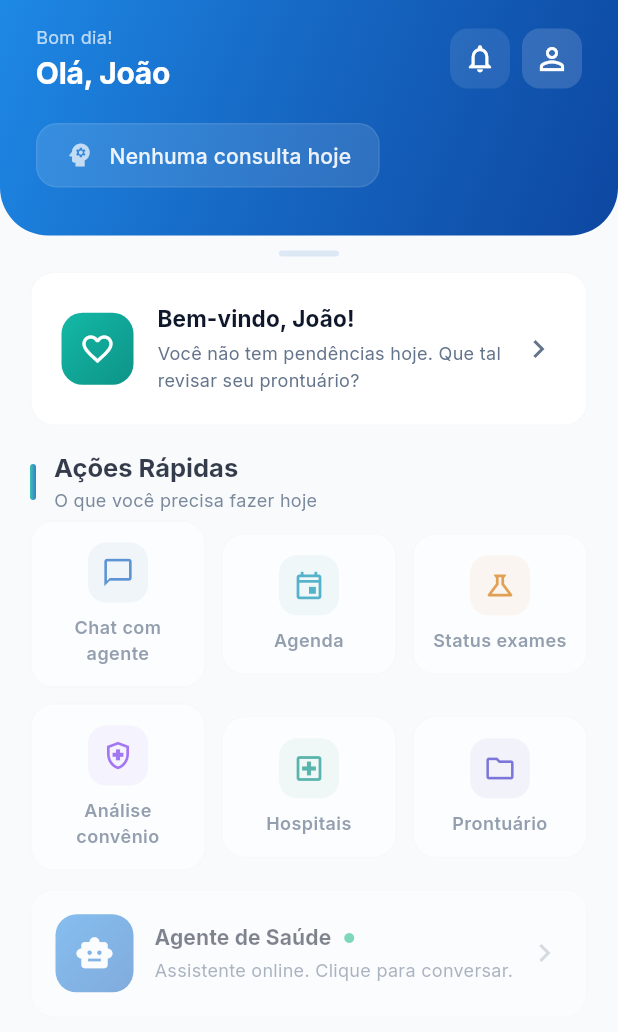
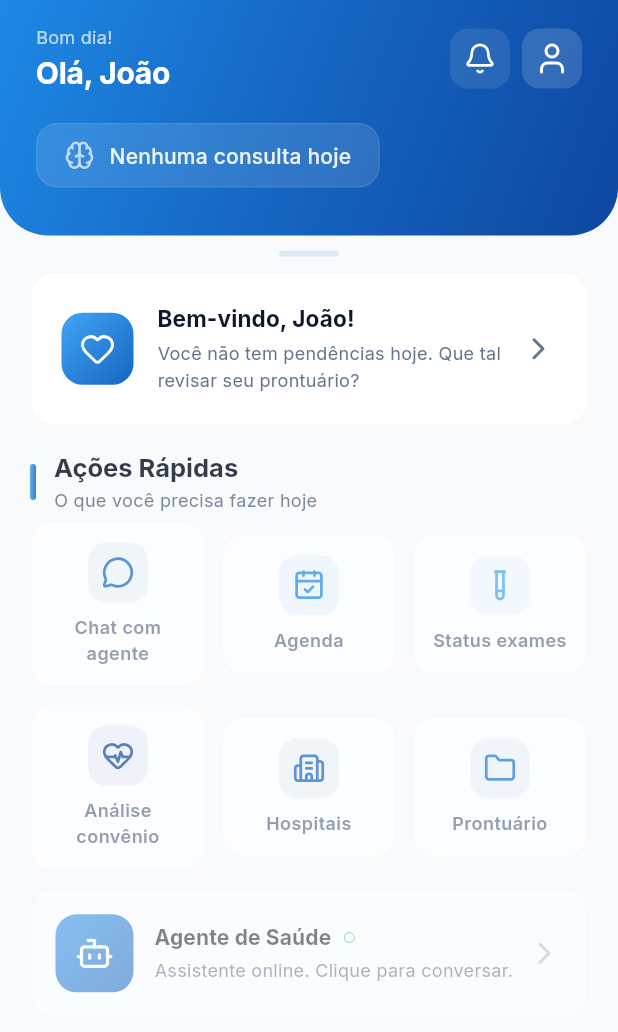
Before and after one commit to GUILHERME-LA/zello-mobile, a Flutter app: the screen it shows once a user with an empty profile is signed in, on a phone screen of 412 x 824 dp. Shown: the top 1032 px of the screen. Run offline on Flutter 3.47's test engine with Material 3 defaults, Android fonts, the phone set to English and light mode, and no system bars; our stand-ins replace dio, file_picker, flutter_local_notifications, flutter_riverpod, go_router, google_fonts and 4 more; accounts and stored records are empty.

Commit message:
feat: lucide_icons em toda HomeScreen + palette puramente azul e branco
BREAKING: palette unificada — ZelloColors.accent mudou de teal para azul,
ZelloGradients.accentGradient e sectionBar agora sao azuis.

HomeScreen:
- Todos os icones Material Icons substituidos por LucideIcons
- Quick actions e Health overview: cores unificadas na paleta azul
  (primary, primaryLight, primaryDark, primaryLighter)
- Nada de verde, amber, purple, teal, indigo — apenas azul e branco
- ZelloColors: psychology agora e azul (nao roxo), accent e azul (nao teal)
- LucideIcons adicionado as dependencias

```diff
--- a/zello_app/lib/features/patient/home/screens/home_screen.dart
+++ b/zello_app/lib/features/patient/home/screens/home_screen.dart
@@ -1,6 +1,7 @@
 import 'package:flutter/material.dart';
 import 'package:flutter_riverpod/flutter_riverpod.dart';
 import 'package:go_router/go_router.dart';
+import 'package:lucide_icons/lucide_icons.dart';
 import 'package:zello_shared/zello_shared.dart';
 
 // ─────────────────────────────────────────────────────────────
@@ -244,8 +245,8 @@ class _Header extends StatelessWidget {
               ),
               Row(
                 children: [
-                  _HeaderIconButton(
-                    icon: Icons.notifications_outlined,
+                    _HeaderIconButton(
+                    icon: LucideIcons.bell,
                     onTap: () => _showNotifications(context),
                   ),
                   const SizedBox(width: 8),
@@ -259,7 +260,7 @@ class _Header extends StatelessWidget {
                         borderRadius: BorderRadius.circular(12),
                       ),
                       child: const Icon(
-                        Icons.person_outline,
+                        LucideIcons.user,
                         color: Colors.white,
                       ),
                     ),
@@ -283,7 +284,7 @@ class _Header extends StatelessWidget {
             child: Row(
               mainAxisSize: MainAxisSize.min,
               children: [
-                Icon(Icons.psychology,
+                Icon(LucideIcons.brain,
                     color: Colors.white.withAlpha(179), size: 20),
                 const SizedBox(width: 10),
                 Text(
@@ -341,13 +342,13 @@ class _Header extends StatelessWidget {
                       ),
             ),
             const SizedBox(height: 16),
-            _notifItem(context, Icons.calendar_today,
+            _notifItem(context, LucideIcons.calendar,
                 'Consulta amanhã às 14:30', 'Dr. Carlos Silva - Cardiologia'),
             const SizedBox(height: 12),
-            _notifItem(context, Icons.medication, 'Hora do Losartana 50mg',
+            _notifItem(context, LucideIcons.pill, 'Hora do Losartana 50mg',
                 'Próxima dose em 30 min'),
             const SizedBox(height: 12),
-            _notifItem(context, Icons.science, 'Exame disponível',
+            _notifItem(context, LucideIcons.flaskConical, 'Exame disponível',
                 'Hemograma completo'),
           ],
         ),
@@ -442,7 +443,7 @@ class _EmptyWelcome extends StatelessWidget {
                 gradient: ZelloGradients.accentGradient,
                 borderRadius: BorderRadius.circular(14),
               ),
-              child: const Icon(Icons.favorite_outline,
+              child: const Icon(LucideIcons.heart,
                   color: Colors.white, size: 24),
             ),
             const SizedBox(width: 16),
@@ -467,7 +468,7 @@ class _EmptyWelcome extends StatelessWidget {
                 ],
               ),
             ),
-            Icon(Icons.chevron_right,
+            Icon(LucideIcons.chevronRight,
                 color: cs.onSurfaceVariant),
           ],
         ),
@@ -500,7 +501,7 @@ class _HealthOverview extends StatelessWidget {
             child: AnimatedCard(
               onTap: () => context.push('/medications'),
               child: _IndicatorContent(
-                icon: Icons.medication,
+                icon: LucideIcons.pill,
                 iconColor: Theme.of(context).colorScheme.primary,
                 iconBgColor:
                     Theme.of(context).colorScheme.primary.withAlpha(25),
@@ -515,9 +516,9 @@ class _HealthOverview extends StatelessWidget {
             child: AnimatedCard(
               onTap: () => context.push('/exams'),
               child: _IndicatorContent(
-                icon: Icons.science,
-                iconColor: const Color(0xFF10B981),
-                iconBgColor: const Color(0xFF10B981).withAlpha(25),
+                icon: LucideIcons.flaskConical,
+                iconColor: const Color(0xFF42A5F5),
+                iconBgColor: const Color(0xFF42A5F5).withAlpha(25),
                 count: examCount,
                 label: 'Exame${examCount == 1 ? '' : 'ns'}',
                 sublabel: examCount == 1 ? 'disponível' : 'disponíveis',
@@ -529,9 +530,9 @@ class _HealthOverview extends StatelessWidget {
             child: AnimatedCard(
               onTap: () => context.push('/consultations'),
               child: _IndicatorContent(
-                icon: Icons.calendar_today,
-                iconColor: const Color(0xFFF59E0B),
-                iconBgColor: const Color(0xFFF59E0B).withAlpha(25),
+                icon: LucideIcons.calendar,
+                iconColor: const Color(0xFF0D47A1),
+                iconBgColor: const Color(0xFF0D47A1).withAlpha(25),
                 count: consultCount,
                 label: 'Consulta${consultCount == 1 ? '' : 's'}',
                 sublabel: consultCount == 1 ? 'agendada' : 'agendadas',
@@ -632,7 +633,7 @@ class _QuickActionsGrid extends StatelessWidget {
             children: [
               Expanded(
                 child: _QuickActionButton(
-                  icon: Icons.chat_bubble_outline,
+                  icon: LucideIcons.messageCircle,
                   label: 'Chat com agente',
                   color: Theme.of(context).colorScheme.primary,
                   bgColor:
@@ -643,20 +644,20 @@ class _QuickActionsGrid extends StatelessWidget {
               const SizedBox(width: 10),
               Expanded(
                 child: _QuickActionButton(
-                  icon: Icons.event_outlined,
+                  icon: LucideIcons.calendarCheck,
                   label: 'Agenda',
-                  color: const Color(0xFF0891B2),
-                  bgColor: const Color(0xFF0891B2).withAlpha(20),
+                  color: const Color(0xFF1E88E5),
+                  bgColor: const Color(0xFF1E88E5).withAlpha(20),
                   onTap: () => context.push('/agenda'),
                 ),
               ),
               const SizedBox(width: 10),
               Expanded(
                 child: _QuickActionButton(
-                  icon: Icons.science_outlined,
+                  icon: LucideIcons.testTube,
                   label: 'Status exames',
-                  color: const Color(0xFFD97706),
-                  bgColor: const Color(0xFFD97706).withAlpha(20),
+                  color: const Color(0xFF42A5F5),
+                  bgColor: const Color(0xFF42A5F5).withAlpha(20),
                   onTap: () => context.push('/exam-status'),
                 ),
               ),
@@ -667,30 +668,30 @@ class _QuickActionsGrid extends StatelessWidget {
             children: [
               Expanded(
                 child: _QuickActionButton(
-                  icon: Icons.health_and_safety_outlined,
+                  icon: LucideIcons.heartPulse,
                   label: 'Análise convênio',
-                  color: const Color(0xFF7C3AED),
-                  bgColor: const Color(0xFF7C3AED).withAlpha(20),
+                  color: const Color(0xFF0D47A1),
+                  bgColor: const Color(0xFF0D47A1).withAlpha(20),
                   onTap: () => context.push('/convenio'),
                 ),
               ),
               const SizedBox(width: 10),
               Expanded(
                 child: _QuickActionButton(
-                  icon: Icons.local_hospital_outlined,
+                  icon: LucideIcons.building2,
                   label: 'Hospitais',
-                  color: const Color(0xFF0D9488),
-                  bgColor: const Color(0xFF0D9488).withAlpha(20),
+                  color: const Color(0xFF1565C0),
+                  bgColor: const Color(0xFF1565C0).withAlpha(20),
                   onTap: () => context.push('/hospitals'),
                 ),
               ),
               const SizedBox(width: 10),
               Expanded(
                 child: _QuickActionButton(
-                  icon: Icons.folder_outlined,
+                  icon: LucideIcons.folder,
                   label: 'Prontuário',
-                  color: const Color(0xFF4338CA),
-                  bgColor: const Color(0xFF4338CA).withAlpha(20),
+                  color: const Color(0xFF1976D2),
+                  bgColor: const Color(0xFF1976D2).withAlpha(20),
                   onTap: () => context.push('/prontuario'),
                 ),
               ),
@@ -772,7 +773,7 @@ class _AgentCard extends StatelessWidget {
                 gradient: ZelloGradients.avatar,
                 borderRadius: BorderRadius.circular(14),
               ),
-              child: const Icon(Icons.smart_toy,
+              child: const Icon(LucideIcons.bot,
                   color: Colors.white, size: 26),
             ),
             const SizedBox(width: 14),
@@ -790,7 +791,7 @@ class _AgentCard extends StatelessWidget {
                                 ),
                       ),
                       const SizedBox(width: 8),
-                      Icon(Icons.circle,
+                      Icon(LucideIcons.circle,
                           size: 8, color: ZelloColors.online),
                     ],
                   ),
@@ -804,7 +805,7 @@ class _AgentCard extends StatelessWidget {
                 ],
               ),
             ),
-            Icon(Icons.chevron_right,
+            Icon(LucideIcons.chevronRight,
                 color: cs.onSurfaceVariant.withAlpha(120)),
           ],
         ),
--- a/zello_shared/lib/core/theme/zello_theme.dart
+++ b/zello_shared/lib/core/theme/zello_theme.dart
@@ -57,10 +57,10 @@ class ZelloColors {
   static const primaryLight = Color(0xFF1E88E5);
   static const primaryLighter = Color(0xFF42A5F5);
 
-  // ── Accent (Teal) ─────────────────────────────────────
-  static const accent = Color(0xFF14B8A6);
-  static const accentLight = Color(0xFF5EEAD4);
-  static const accentDark = Color(0xFF0D9488);
+  // ── Accent (Blue) ─────────────────────────────────────
+  static const accent = Color(0xFF42A5F5);
+  static const accentLight = Color(0xFFBBDEFB);
+  static const accentDark = Color(0xFF1565C0);
 
   // ── Surfaces (Light) ──────────────────────────────────
   static const background = Color(0xFFF8FAFC);
@@ -100,8 +100,8 @@ class ZelloColors {
 
   // ── Specialty ─────────────────────────────────────────
   static const medical = Color(0xFF3B82F6);
-  static const psychology = Color(0xFF8B5CF6);
-  static const psychologyLight = Color(0xFFEDE9FE);
+  static const psychology = Color(0xFF1E88E5);
+  static const psychologyLight = Color(0xFFE3F2FD);
   static const online = Color(0xFF10B981);
   static const busy = Color(0xFFF59E0B);
   static const offline = Color(0xFF94A3B8);
@@ -131,8 +131,8 @@ class ZelloGradients {
     begin: Alignment.topLeft,
     end: Alignment.bottomRight,
     colors: [
-      Color(0xFF14B8A6),
-      Color(0xFF0D9488),
+      Color(0xFF42A5F5),
+      Color(0xFF1565C0),
     ],
   );
 
@@ -178,7 +178,7 @@ class ZelloGradients {
 
   /// Section header bar gradient.
   static const LinearGradient sectionBar = LinearGradient(
-    colors: [Color(0xFF14B8A6), Color(0xFF1565C0)],
+    colors: [Color(0xFF42A5F5), Color(0xFF1565C0)],
   );
 
   /// Avatar gradient.
```
